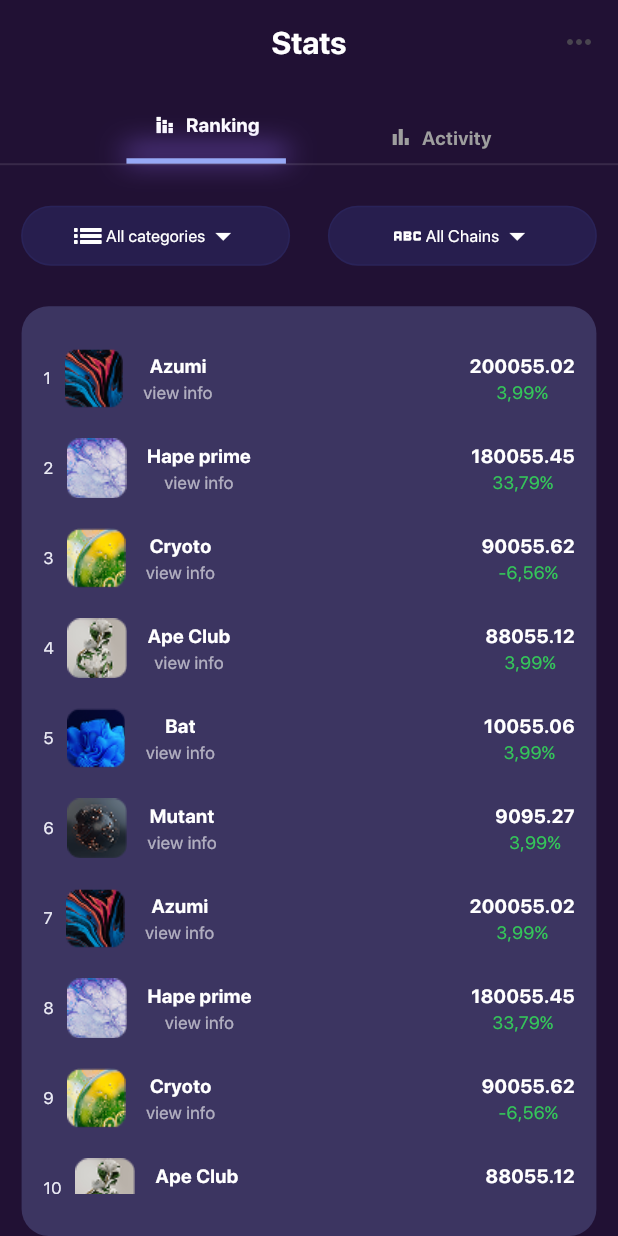
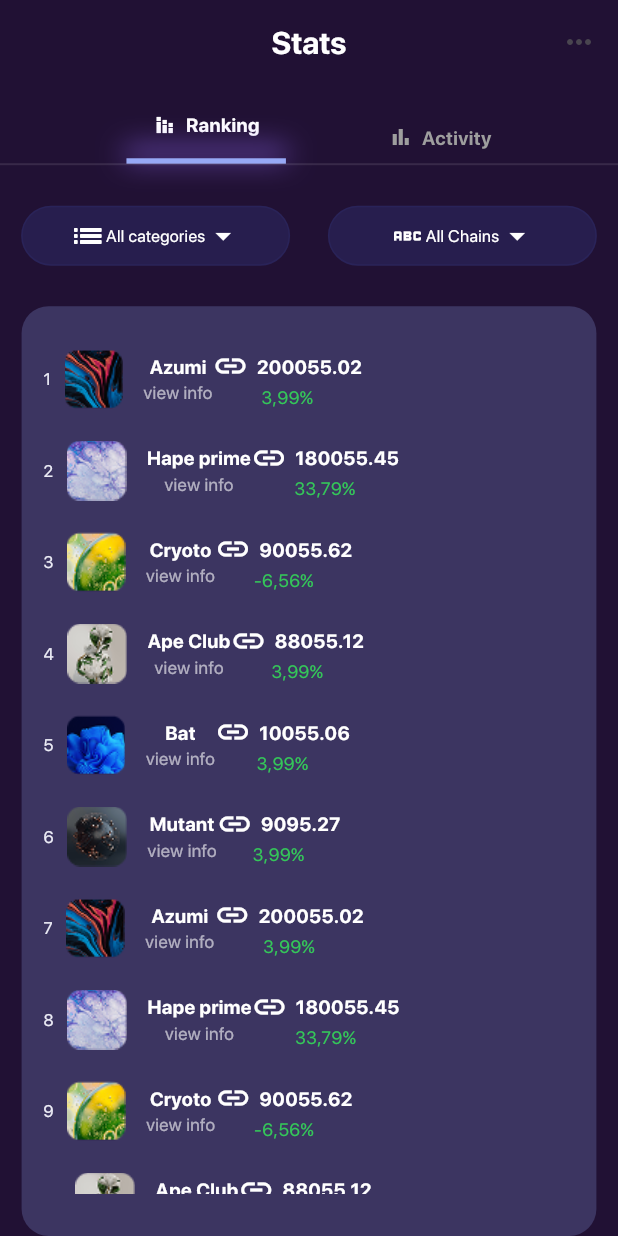
Before and after one commit to ali4hassan9ali2022/mini_NFT_markplace_app, a Flutter app: the StatsView screen opened by its route, on a phone screen of 412 x 824 dp. Run offline on Flutter 3.47's test engine with Material 3 defaults, Android fonts, the phone set to English and light mode, and no system bars; our stand-ins replace go_router.

Commit message:
finish my app

```diff
--- a/lib/Features/Stats/Presentation/Views/Widgets/custom_table_list_view.dart
+++ b/lib/Features/Stats/Presentation/Views/Widgets/custom_table_list_view.dart
@@ -76,25 +76,13 @@
       count: "88055.12",
       rating: "3,99%",
     ),
-    TableModel(
-      image: Assets.table5,
-      title: "Bat",
-      subTitle: "view info",
-      count: "10055.06",
-      rating: "3,99%",
-    ),
-    TableModel(
-      image: Assets.table6,
-      title: "Mutant",
-      subTitle: "view info",
-      count: "9095.27",
-      rating: "3,99%",
-    ),
   ];
   static int index = 1;
   @override
   Widget build(BuildContext context) {
+    double height = MediaQuery.sizeOf(context).height - 310;
     return Container(
+      height: height,
       padding: EdgeInsets.symmetric(vertical: 28.15, horizontal: 14.41),
       decoration: BoxDecoration(
         color: Color(0xff5c6098).withOpacity(0.45),
@@ -102,6 +90,7 @@
       ),
       child: ListView.builder(
         itemCount: items.length,
+        shrinkWrap: true,
         itemBuilder: (context, index) {
           return Padding(
             padding: const EdgeInsets.only(bottom: 20),
--- a/lib/Features/Stats/Presentation/Views/Widgets/custom_table_stats_item.dart
+++ b/lib/Features/Stats/Presentation/Views/Widgets/custom_table_stats_item.dart
@@ -6,6 +6,7 @@
   const CustomTableStatsItem({super.key, required this.items, required this.i});
   final TableModel items;
   final int i;
+
   @override
   Widget build(BuildContext context) {
     return Row(
@@ -25,12 +26,18 @@
             ),
           ],
         ),
-        Expanded(child: SizedBox()),
+
         Column(
           children: [
-            Text(items.count, style: AppStyles.styleSemiBold16(context)),
+            Row(
+              children: [
+                Icon(Icons.insert_link, color: Colors.white),
+                SizedBox(width: 5.41),
+                Text(items.count, style: AppStyles.styleSemiBold16(context)),
+              ],
+            ),
             Text(
-              items.rating,
+              items.rating.toString(),
               style: AppStyles.styleRegular10(
                 context,
               ).copyWith(fontSize: 12, color: Color(0xff34C759)),
```
